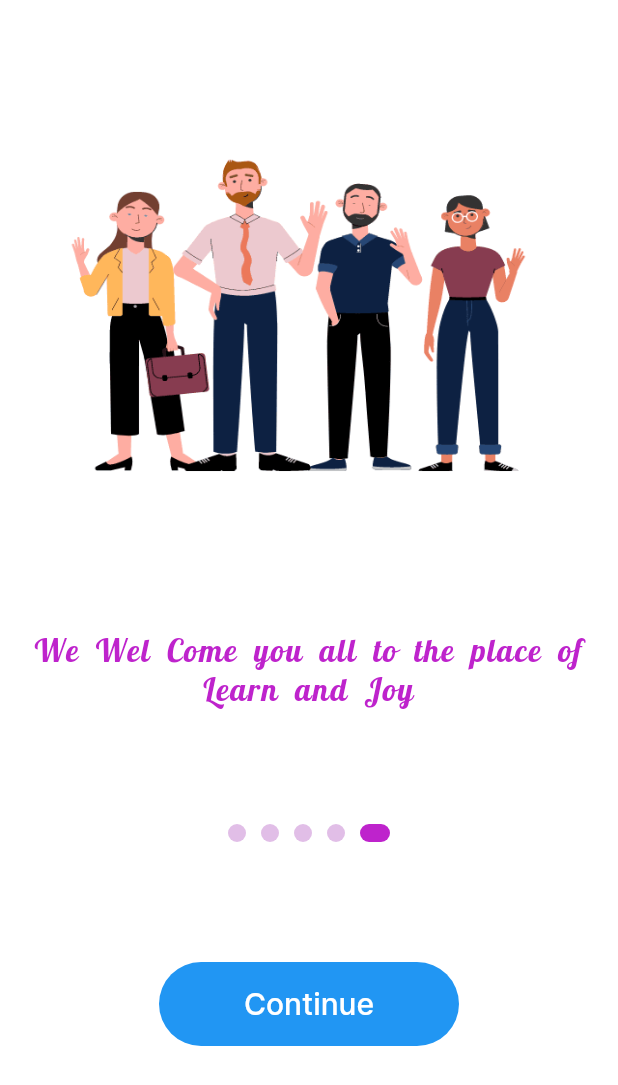
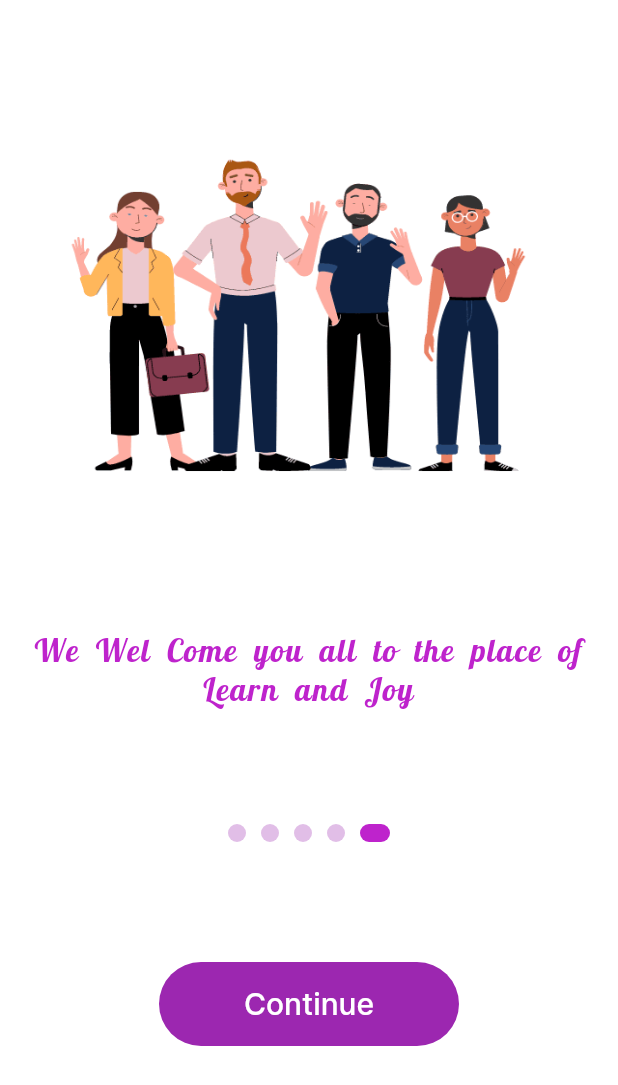
Before and after one commit to nabinpurbey03/Orchid-College-App, a Flutter app: the screen it shows after launch, swiped to page 5, on a phone screen of 412 x 824 dp. Shown: the top 1085 px of the screen. Run offline on Flutter 3.47's test engine with Material 2 defaults, Android fonts, the phone set to English and light mode, and no system bars; our stand-ins replace animated_text_kit.

Commit message:
Initial Commit

```diff
--- a/lib/theme.dart
+++ b/lib/theme.dart
@@ -5,7 +5,8 @@ ThemeData myMainTheme() {
   return ThemeData(
     primaryColor: oPrimaryColor,
     primaryColorLight: oPrimaryColor,
-    appBarTheme: AppBarTheme(
+    primarySwatch: Colors.purple,
+    appBarTheme: const AppBarTheme(
       color: oPrimaryColor,
       centerTitle: true,
     ),
```
